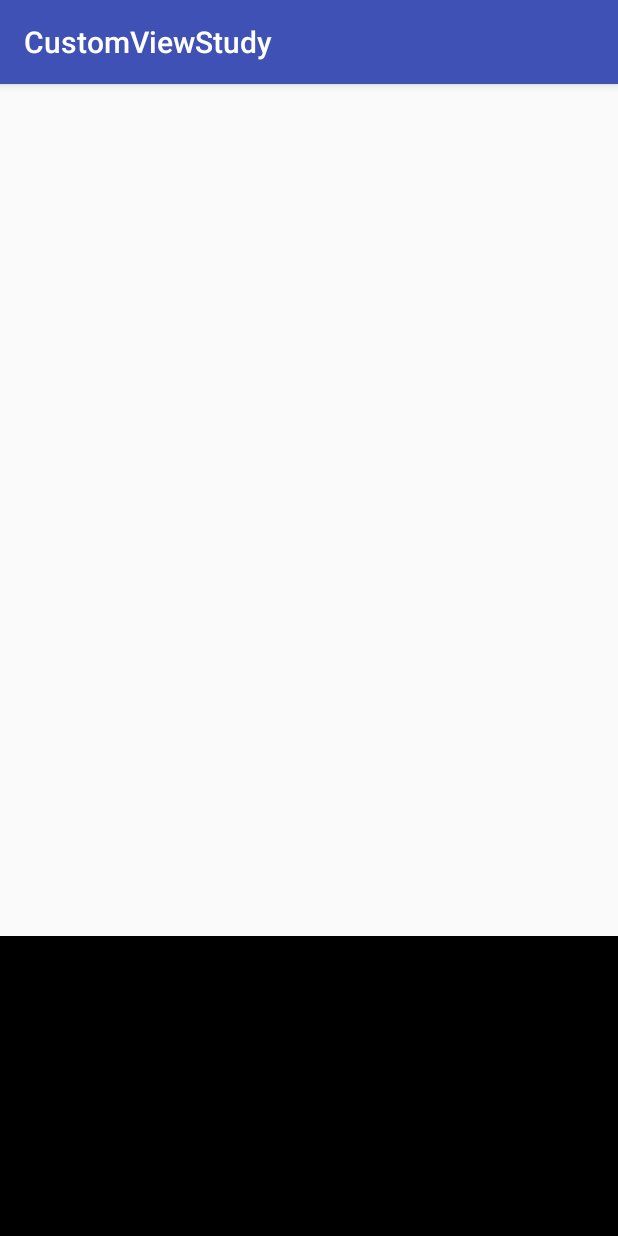
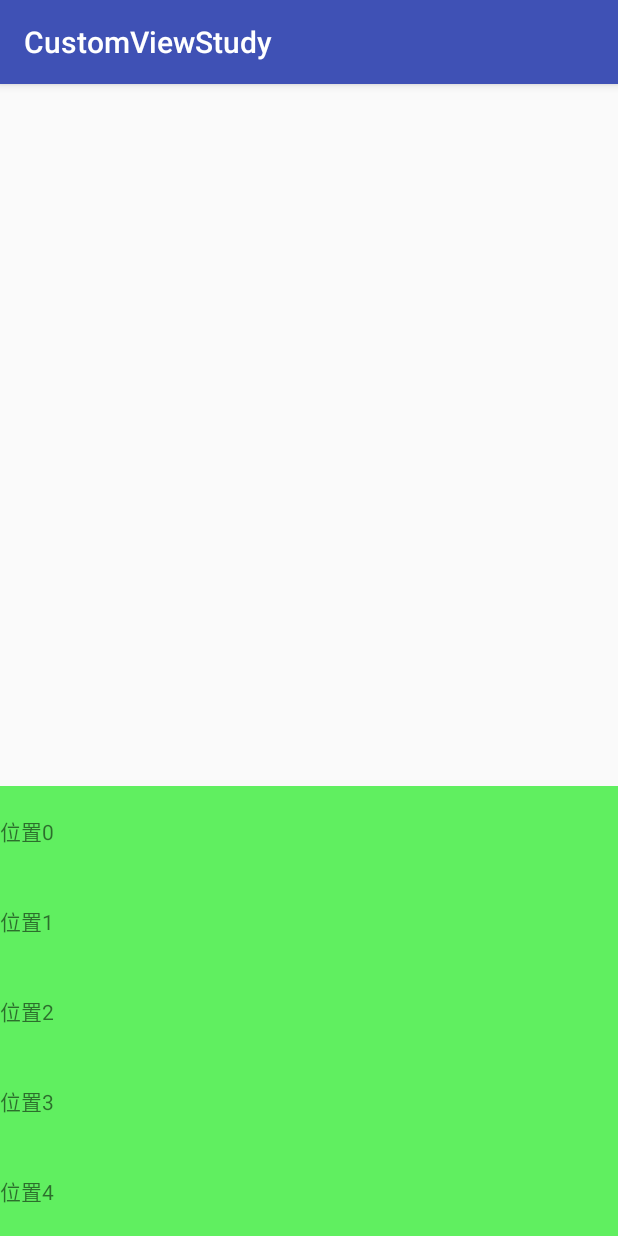
Before and after one commit to xuzhiyong017/CustomViewStudy, an Android app: the screen it shows after launch (DragHelperActivity), after a tap on "DRAGHELPERLAYOUT", on a phone screen of 412 x 824 dp. Run offline under Robolectric (Android 15) with nearby library versions, the phone set to English and light mode, and no system bars; libraries missing offline, so code that uses them is left out: com.squareup.leakcanary; 2 statements that could not run were skipped.

Commit message:
嵌套滑动弹窗

```diff
--- a/app/src/main/AndroidManifest.xml
+++ b/app/src/main/AndroidManifest.xml
@@ -57,7 +57,8 @@
         <activity android:name=".activity.PileAvertViewActivity" />
         <activity android:name=".activity.LeakCanary.CenterActivity" />
         <activity android:name=".activity.AppBarLayoutActivity" />
-        <activity android:name=".activity.DragHelperActivity"></activity>
+        <activity android:name=".activity.DragHelperActivity" />
+        <activity android:name=".activity.NestedScrollActivity"></activity>
     </application>
 
 </manifest>
--- a/app/src/main/java/com/sky/customviewstudy/MainActivity.java
+++ b/app/src/main/java/com/sky/customviewstudy/MainActivity.java
@@ -14,6 +14,7 @@ import com.sky.customviewstudy.activity.DragHelperActivity;
 import com.sky.customviewstudy.activity.LeakCanary.CenterActivity;
 import com.sky.customviewstudy.activity.MatrixActivity;
 import com.sky.customviewstudy.activity.MosaicActivity;
+import com.sky.customviewstudy.activity.NestedScrollActivity;
 import com.sky.customviewstudy.activity.PaintActivity;
 import com.sky.customviewstudy.activity.PathActivity;
 import com.sky.customviewstudy.activity.PileAvertViewActivity;
@@ -86,4 +87,7 @@ public class MainActivity extends AppCompatActivity {
     public void draghelperlayout(View v){
         startActivity(new Intent(this, DragHelperActivity.class));
     }
+    public void nestscrolllayout(View v){
+        startActivity(new Intent(this, NestedScrollActivity.class));
+    }
 }
--- a/app/src/main/java/com/sky/customviewstudy/view/SlideUpView.java
+++ b/app/src/main/java/com/sky/customviewstudy/view/SlideUpView.java
@@ -1,12 +1,17 @@
 package com.sky.customviewstudy.view;
 
 import android.content.Context;
+import android.support.v4.view.ViewCompat;
 import android.support.v4.widget.ViewDragHelper;
+import android.support.v7.widget.LinearLayoutManager;
+import android.support.v7.widget.RecyclerView;
 import android.util.AttributeSet;
 import android.util.Log;
 import android.view.MotionEvent;
 import android.view.View;
+import android.view.ViewGroup;
 import android.widget.FrameLayout;
+import android.widget.TextView;
 
 import com.sky.customviewstudy.R;
 
@@ -18,9 +23,11 @@ import com.sky.customviewstudy.R;
  */
 public class SlideUpView extends FrameLayout {
 
+    private static float Y_MIN_VELOCITY = 300;//竖直方向关闭最小值 px
     private static final String TAG = "SlideUpView";
     private View slide_view;
     private ViewDragHelper viewDragHelper;
+    private RecyclerView recycleView;
 
     public SlideUpView(Context context) {
         this(context, null);
@@ -39,31 +46,103 @@ public class SlideUpView extends FrameLayout {
     private void init(Context context) {
         View.inflate(context, R.layout.slide_up_view,this);
         slide_view = findViewById(R.id.slide_view);
+        recycleView = findViewById(R.id.recycleView);
+        recycleView.setLayoutManager(new LinearLayoutManager(context));
+        recycleView.setAdapter(new RecyclerView.Adapter() {
+            @Override
+            public RecyclerView.ViewHolder onCreateViewHolder(ViewGroup parent, int viewType) {
+                View view = View.inflate(parent.getContext(),R.layout.recycle_view_item,null);
+                return new MyHolder(view);
+            }
 
+            @Override
+            public void onBindViewHolder(RecyclerView.ViewHolder holder, int position) {
+                ((MyHolder) holder).textView.setText("位置"+position);
+            }
+
+            @Override
+            public int getItemCount() {
+                return 30;
+            }
+        });
         viewDragHelper = ViewDragHelper.create(this, 1.0f, new DraggableViewCallback(this));
 
     }
 
-    @Override
-    public boolean onInterceptTouchEvent(MotionEvent ev) {
-        return viewDragHelper.shouldInterceptTouchEvent(ev);
+    public static class MyHolder extends RecyclerView.ViewHolder{
+        public TextView textView;
+        public MyHolder(View itemView) {
+            super(itemView);
+            textView = itemView.findViewById(R.id.textView);
+        }
     }
 
     @Override
-    public boolean onTouchEvent(MotionEvent event) {
-        viewDragHelper.processTouchEvent(event);
+    public boolean onInterceptTouchEvent(MotionEvent ev) {
+        if(hasViewCanScrollUp()){
+            return false;
+        }else{
+            return true;
+        }
+    }
+
+    private boolean hasViewCanScrollUp() {
+        if(recycleView.getTop() <= 0)
+        {
+            return false;
+        }
+
         return true;
     }
 
+//    @Override
+//    public boolean onTouchEvent(MotionEvent event) {
+//        viewDragHelper.processTouchEvent(event);
+//        return true;
+//    }
+
+
+    float startY;
+    float moveY = 0;
+
+    @Override
+    public boolean onTouchEvent(MotionEvent ev) {
+        switch (ev.getAction()) {
+            case MotionEvent.ACTION_DOWN:
+                startY = ev.getY();
+                break;
+            case MotionEvent.ACTION_MOVE:
+                moveY = ev.getY() - startY;
+                slide_view.scrollBy(0, -(int) moveY);
+                startY = ev.getY();
+                if (slide_view.getScrollY() > 0) {
+                    slide_view.scrollTo(0, 0);
+                }
+                break;
+            case MotionEvent.ACTION_UP:
+                if (slide_view.getScrollY() < - Y_MIN_VELOCITY && moveY > 0) {
+                 //关闭
+                }
+                slide_view.scrollTo(0, 0);
+                break;
+        }
+        return super.onTouchEvent(ev);
+    }
+
+
+    @Override
+    protected void onMeasure(int widthMeasureSpec, int heightMeasureSpec) {
+        super.onMeasure(widthMeasureSpec, heightMeasureSpec);
+        Y_MIN_VELOCITY = slide_view.getHeight()/3;
+    }
 
     private static class DraggableViewCallback extends ViewDragHelper.Callback {
 
-        private static float Y_MIN_VELOCITY = 300;//竖直方向关闭最小值 px
+
 
         SlideUpView slideUpView;
 
         public DraggableViewCallback(SlideUpView slideUpView) {
-            Y_MIN_VELOCITY = slideUpView.getHeight() / 3;
             this.slideUpView = slideUpView;
         }
 
@@ -138,11 +217,28 @@ public class SlideUpView extends FrameLayout {
     }
 
     private void onViewPositionChanged(View changedView, int left, int top, int dx, int dy) {
+        slide_view.scrollTo(0,dy);
     }
 
     private void closedToBottom() {
+        Log.d(TAG, "closedToBottom");
+        if (viewDragHelper.smoothSlideViewTo(this, 0, getHeight())) {
+            ViewCompat.postInvalidateOnAnimation(this);
+            //隐藏控件
+        }
     }
 
     private void onReset() {
+        Log.d(TAG, "onReset");
+        viewDragHelper.settleCapturedViewAt(0, 0);
+        ViewCompat.postInvalidateOnAnimation(this);
+    }
+
+
+    @Override
+    public void computeScroll() {
+        if (viewDragHelper.continueSettling(true)) {
+            ViewCompat.postInvalidateOnAnimation(this);
+        }
     }
 }
--- /dev/null
+++ b/app/src/main/res/layout/recycle_view_item.xml
@@ -0,0 +1,11 @@
+<?xml version="1.0" encoding="utf-8"?>
+<FrameLayout xmlns:android="http://schemas.android.com/apk/res/android"
+    android:layout_width="match_parent" android:layout_height="match_parent">
+
+    <TextView
+        android:id="@+id/textView"
+        android:layout_width="match_parent"
+        android:layout_height="60dp"
+        android:text="0"
+        android:gravity="center"/>
+</FrameLayout>
--- a/app/src/main/res/layout/slide_up_view.xml
+++ b/app/src/main/res/layout/slide_up_view.xml
@@ -4,13 +4,18 @@
     android:layout_width="match_parent"
     android:layout_height="match_parent">
 
-    <ImageView
+    <FrameLayout
         android:id="@+id/slide_view"
         android:layout_width="match_parent"
-        android:layout_height="200dp"
-        android:background="#000"
+        android:layout_height="300dp"
+        android:background="#e5e5"
         android:layout_gravity="bottom"
+        >
 
-        />
+        <android.support.v7.widget.RecyclerView
+            android:id="@+id/recycleView"
+            android:layout_width="match_parent"
+            android:layout_height="match_parent"/>
+    </FrameLayout>
 
 </FrameLayout>
--- a/mylibrary/build.gradle
+++ b/mylibrary/build.gradle
@@ -30,11 +30,12 @@ android {
 }
 
 dependencies {
-    implementation fileTree(dir: 'libs', include: ['*.jar'])
+    implementation fileTree(include: ['*.jar'], dir: 'libs')
     implementation 'io.reactivex.rxjava2:rxjava:2.1.16'
     implementation 'io.reactivex.rxjava2:rxandroid:2.0.2'
     implementation 'com.android.support:appcompat-v7:27.1.1'
     testImplementation 'junit:junit:4.12'
     androidTestImplementation 'com.android.support.test:runner:1.0.2'
     androidTestImplementation 'com.android.support.test.espresso:espresso-core:3.0.2'
+    implementation files('libs/gson-2.8.5.jar')
 }
```
Also changed, not shown: app/src/main/java/com/sky/customviewstudy/activity/NestedScrollActivity.java (added, +42 -0 lines), app/src/main/java/com/sky/customviewstudy/view/NestedScrollView.java (added, +129 -0 lines), app/src/main/res/layout/activity_main.xml (+7 -0 lines), app/src/main/res/layout/activity_nested_scroll.xml (added, +29 -0 lines), mylibrary/src/main/java/com/example/mylibrary/JavaTest.java (+69 -44 lines), mylibrary/libs/gson-2.8.5.jar (added).
